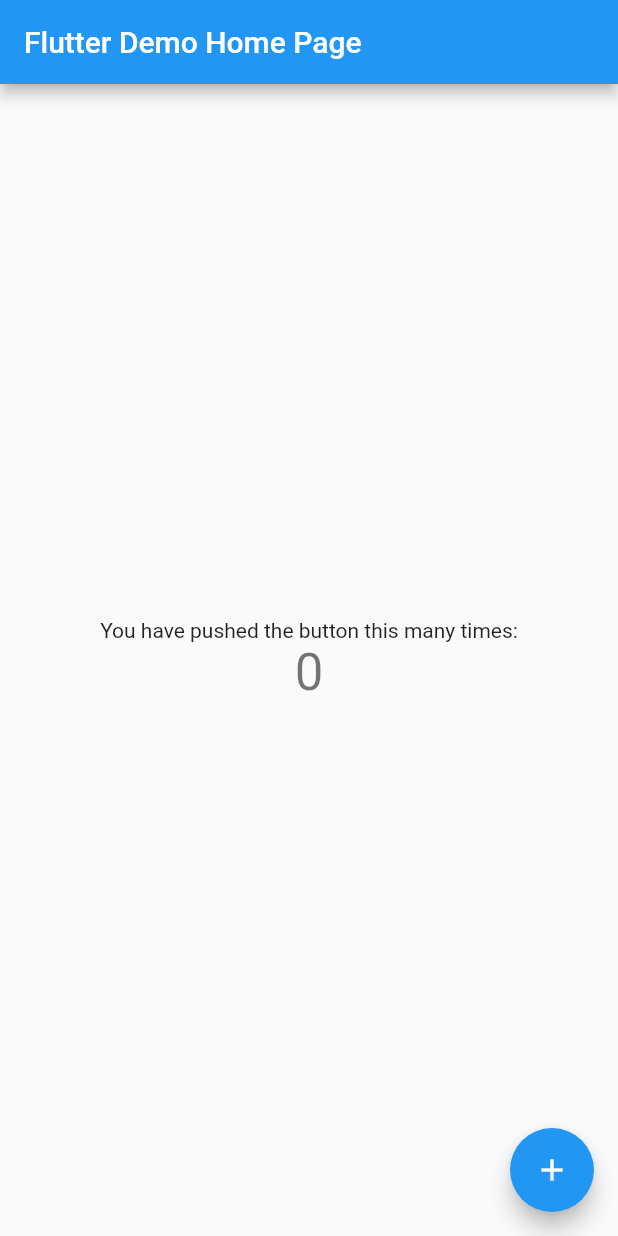
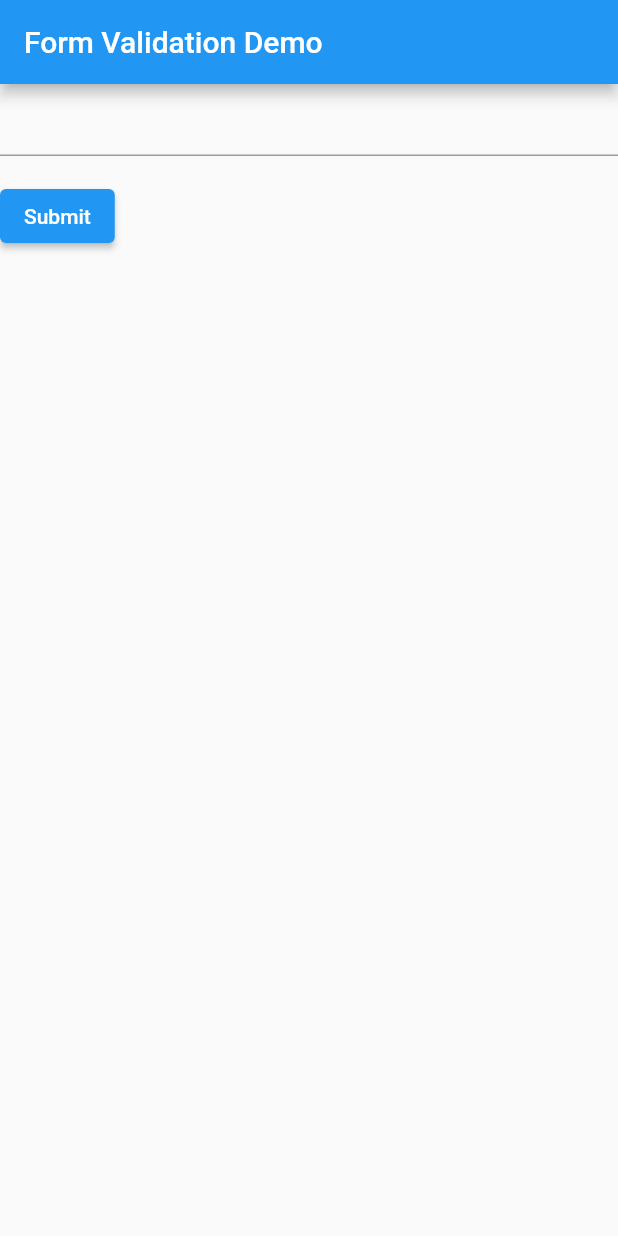
Before and after one commit to MishaAkram/flutter-forms, a Flutter app: the screen it shows after launch, on a phone screen of 412 x 824 dp. Run offline on Flutter 3.47's test engine with Material 2 defaults, Android fonts, the phone set to English and light mode, and no system bars.

Commit message:
created form with global key

```diff
--- a/lib/main.dart
+++ b/lib/main.dart
@@ -5,109 +5,58 @@
 }
 
 class MyApp extends StatelessWidget {
-  // This widget is the root of your application.
   @override
   Widget build(BuildContext context) {
+    final appTittle = "Form Validation Demo";
     return MaterialApp(
-      title: 'Flutter Demo',
-      theme: ThemeData(
-        // This is the theme of your application.
-        //
-        // Try running your application with "flutter run". You'll see the
-        // application has a blue toolbar. Then, without quitting the app, try
-        // changing the primarySwatch below to Colors.green and then invoke
-        // "hot reload" (press "r" in the console where you ran "flutter run",
-        // or simply save your changes to "hot reload" in a Flutter IDE).
-        // Notice that the counter didn't reset back to zero; the application
-        // is not restarted.
-        primarySwatch: Colors.blue,
+        title: appTittle,
+        theme: ThemeData(
+          primarySwatch: Colors.blue,
+        ),
+        home: Scaffold(
+          appBar: AppBar(
+            title: Text(appTittle),
+          ),
+          body: MyCustomForm(),
+        ));
+  }
+}
+
+class MyCustomForm extends StatefulWidget {
+  @override
+  _MyCustomFormState createState() => _MyCustomFormState();
+}
+
+class _MyCustomFormState extends State<MyCustomForm> {
+  final _formKey = GlobalKey<FormState>();
+  @override
+  Widget build(BuildContext context) {
+    return Form(
+      key: _formKey,
+      child: Column(
+        crossAxisAlignment: CrossAxisAlignment.start,
+        children: <Widget>[
+          TextFormField(
+            validator: (value) {
+              if (value == null || value.isEmpty) {
+                return "please enter some text";
+              }
+              return null;
+            },
+          ),
+          Padding(
+              padding: const EdgeInsets.symmetric(vertical: 16.0),
+              child: ElevatedButton(
+                onPressed: () {
+                  if (_formKey.currentState!.validate()) {
+                    ScaffoldMessenger.of(context).showSnackBar(
+                        SnackBar(content: Text("Processing Data")));
+                  }
+                },
+                child: Text("Submit"),
+              ))
+        ],
       ),
-      home: MyHomePage(title: 'Flutter Demo Home Page'),
     );
   }
 }
-
-class MyHomePage extends StatefulWidget {
-  MyHomePage({Key? key, required this.title}) : super(key: key);
-
-  // This widget is the home page of your application. It is stateful, meaning
-  // that it has a State object (defined below) that contains fields that affect
-  // how it looks.
-
-  // This class is the configuration for the state. It holds the values (in this
-  // case the title) provided by the parent (in this case the App widget) and
-  // used by the build method of the State. Fields in a Widget subclass are
-  // always marked "final".
-
-  final String title;
-
-  @override
-  _MyHomePageState createState() => _MyHomePageState();
-}
-
-class _MyHomePageState extends State<MyHomePage> {
-  int _counter = 0;
-
-  void _incrementCounter() {
-    setState(() {
-      // This call to setState tells the Flutter framework that something has
-      // changed in this State, which causes it to rerun the build method below
-      // so that the display can reflect the updated values. If we changed
-      // _counter without calling setState(), then the build method would not be
-      // called again, and so nothing would appear to happen.
-      _counter++;
-    });
-  }
-
-  @override
-  Widget build(BuildContext context) {
-    // This method is rerun every time setState is called, for instance as done
-    // by the _incrementCounter method above.
-    //
-    // The Flutter framework has been optimized to make rerunning build methods
-    // fast, so that you can just rebuild anything that needs updating rather
-    // than having to individually change instances of widgets.
-    return Scaffold(
-      appBar: AppBar(
-        // Here we take the value from the MyHomePage object that was created by
-        // the App.build method, and use it to set our appbar title.
-        title: Text(widget.title),
-      ),
-      body: Center(
-        // Center is a layout widget. It takes a single child and positions it
-        // in the middle of the parent.
-        child: Column(
-          // Column is also a layout widget. It takes a list of children and
-          // arranges them vertically. By default, it sizes itself to fit its
-          // children horizontally, and tries to be as tall as its parent.
-          //
-          // Invoke "debug painting" (press "p" in the console, choose the
-          // "Toggle Debug Paint" action from the Flutter Inspector in Android
-          // Studio, or the "Toggle Debug Paint" command in Visual Studio Code)
-          // to see the wireframe for each widget.
-          //
-          // Column has various properties to control how it sizes itself and
-          // how it positions its children. Here we use mainAxisAlignment to
-          // center the children vertically; the main axis here is the vertical
-          // axis because Columns are vertical (the cross axis would be
-          // horizontal).
-          mainAxisAlignment: MainAxisAlignment.center,
-          children: <Widget>[
-            Text(
-              'You have pushed the button this many times:',
-            ),
-            Text(
-              '$_counter',
-              style: Theme.of(context).textTheme.headline4,
-            ),
-          ],
-        ),
-      ),
-      floatingActionButton: FloatingActionButton(
-        onPressed: _incrementCounter,
-        tooltip: 'Increment',
-        child: Icon(Icons.add),
-      ), // This trailing comma makes auto-formatting nicer for build methods.
-    );
-  }
-}
```
